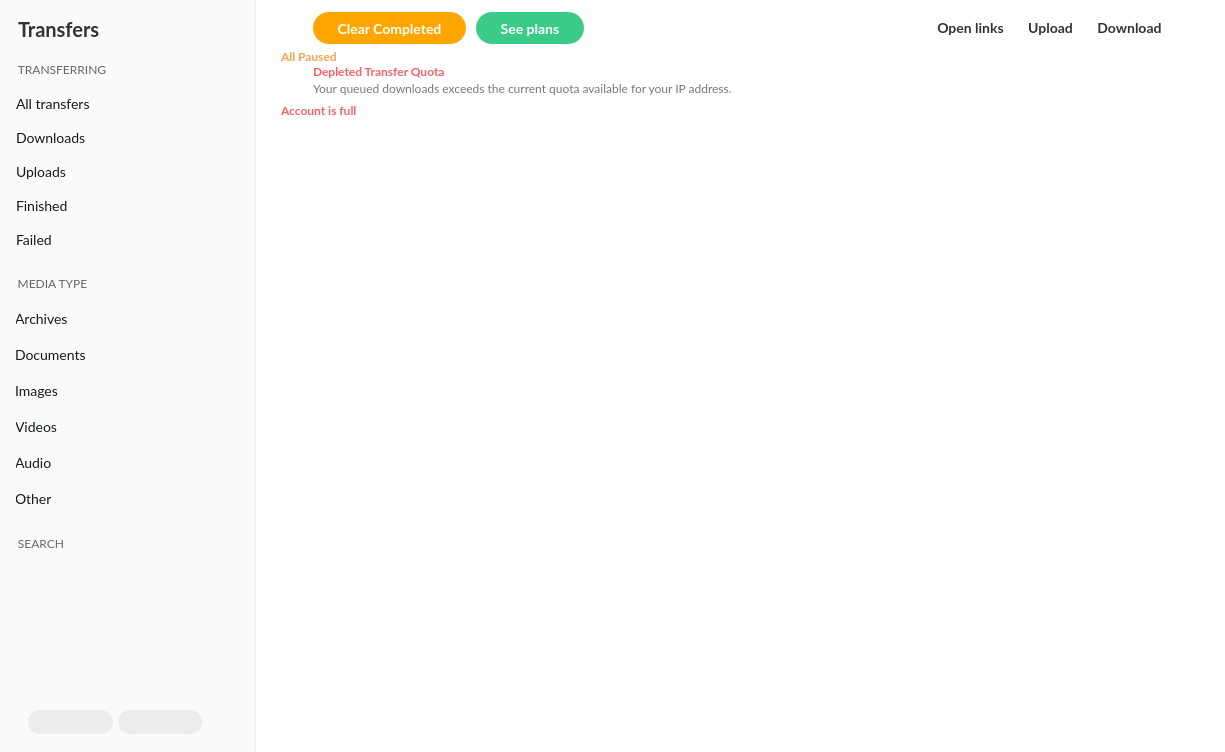
This is src/MEGASync/transfers/gui/macx/TransferManager.ui in meganz/MEGAsync as Qt 5 draws it before an edit. The edited form follows.
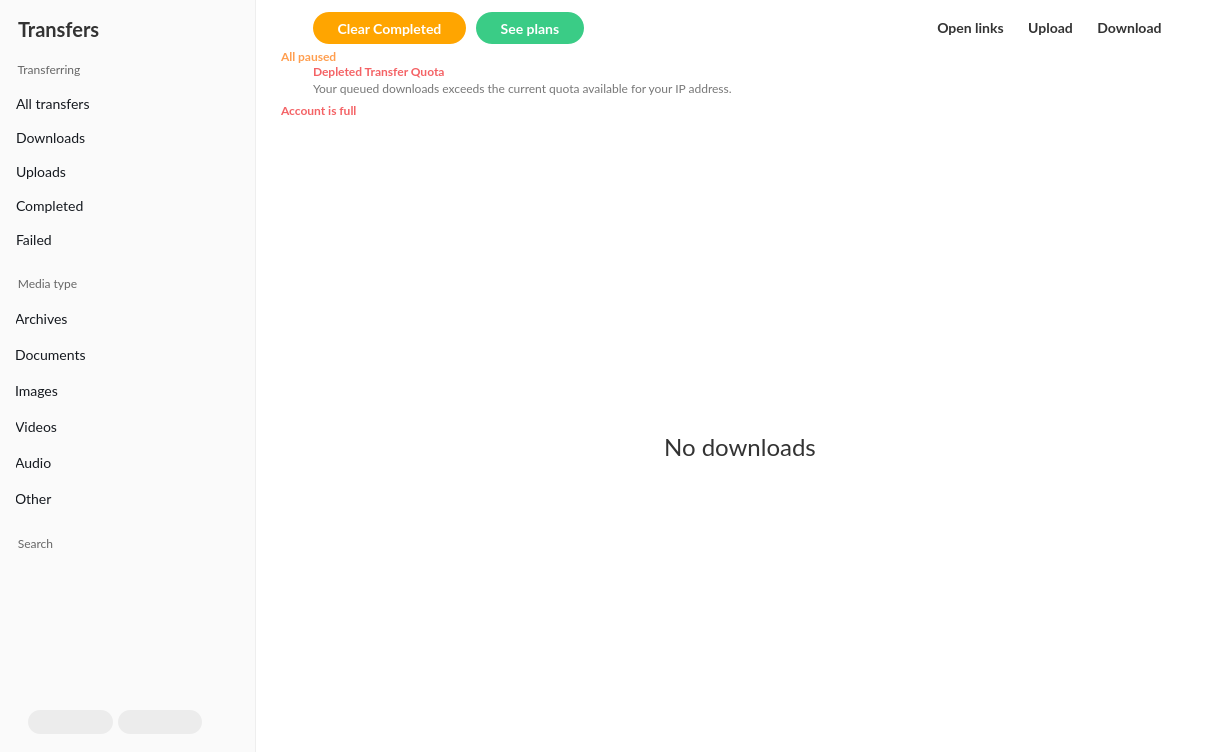
This is the edited form. The open tabs and pages were chosen to show the change. Icons and pictures are not drawn. Custom widgets are drawn as their Qt base class.

Patch:
```diff
--- a/src/MEGASync/transfers/gui/macx/TransferManager.ui
+++ b/src/MEGASync/transfers/gui/macx/TransferManager.ui
@@ -378,6 +378,15 @@
   background-color: #2BA6DE;
   color: #FFFFFF;
 }
+
+
+#wNoDownloads QLabel, #wNoUploads QLabel,  #wNoTransfers QLabel, #wNoFinished QLabel, #wNoResults QLabel
+{
+    color: #333333;
+    font-size: 24px;
+    font-weight: 400;
+}
+
 </string>
   </property>
   <layout class="QHBoxLayout" name="TransferManagerLayout">
@@ -701,7 +710,7 @@
          </size>
         </property>
         <property name="title">
-         <string>TRANSFERRING</string>
+         <string>Transferring</string>
         </property>
         <property name="flat">
          <bool>true</bool>
@@ -1037,7 +1046,7 @@
                <cursorShape>PointingHandCursor</cursorShape>
               </property>
               <property name="text">
-               <string>Finished</string>
+               <string>Completed</string>
               </property>
               <property name="icon">
                <iconset resource="../../../gui/Resources_macx.qrc">
@@ -1202,7 +1211,7 @@
       <item>
        <widget class="QGroupBox" name="wMediaType">
         <property name="title">
-         <string>MEDIA TYPE</string>
+         <string>Media type</string>
         </property>
         <layout class="QVBoxLayout" name="wMediaTypeLayout">
          <property name="spacing">
@@ -1769,7 +1778,7 @@
       <item>
        <widget class="QGroupBox" name="wSearch">
         <property name="title">
-         <string>SEARCH</string>
+         <string>Search</string>
         </property>
         <layout class="QVBoxLayout" name="wSearchLayout">
          <property name="spacing">
@@ -2505,7 +2514,7 @@
              <item alignment="Qt::AlignTop">
               <widget class="QLabel" name="lPaused">
                <property name="text">
-                <string>All Paused</string>
+                <string>All paused</string>
                </property>
               </widget>
              </item>
@@ -2884,7 +2893,16 @@
         </widget>
         <widget class="QWidget" name="wNoDownloads">
          <layout class="QGridLayout" name="wNoDownloadsLayout">
-          <item row="0" column="0">
+          <property name="topMargin">
+           <number>20</number>
+          </property>
+          <property name="bottomMargin">
+           <number>20</number>
+          </property>
+          <property name="spacing">
+           <number>0</number>
+          </property>
+          <item row="1" column="0">
            <widget class="QToolButton" name="tNoDownloads">
             <property name="text">
              <string/>
@@ -2895,6 +2913,42 @@
             </property>
            </widget>
           </item>
+          <item row="3" column="0">
+           <spacer name="verticalSpacer_5">
+            <property name="orientation">
+             <enum>Qt::Vertical</enum>
+            </property>
+            <property name="sizeHint" stdset="0">
+             <size>
+              <width>20</width>
+              <height>40</height>
+             </size>
+            </property>
+           </spacer>
+          </item>
+          <item row="0" column="0">
+           <spacer name="verticalSpacer_4">
+            <property name="orientation">
+             <enum>Qt::Vertical</enum>
+            </property>
+            <property name="sizeHint" stdset="0">
+             <size>
+              <width>20</width>
+              <height>40</height>
+             </size>
+            </property>
+           </spacer>
+          </item>
+          <item row="2" column="0">
+           <widget class="QLabel" name="lNoDownloads">
+            <property name="text">
+             <string>No downloads</string>
+            </property>
+            <property name="alignment">
+             <set>Qt::AlignCenter</set>
+            </property>
+           </widget>
+          </item>
          </layout>
         </widget>
         <widget class="QWidget" name="wNoTransfers">
```
Left out of the diff: 181 changed lines with no effect on the pictures.
